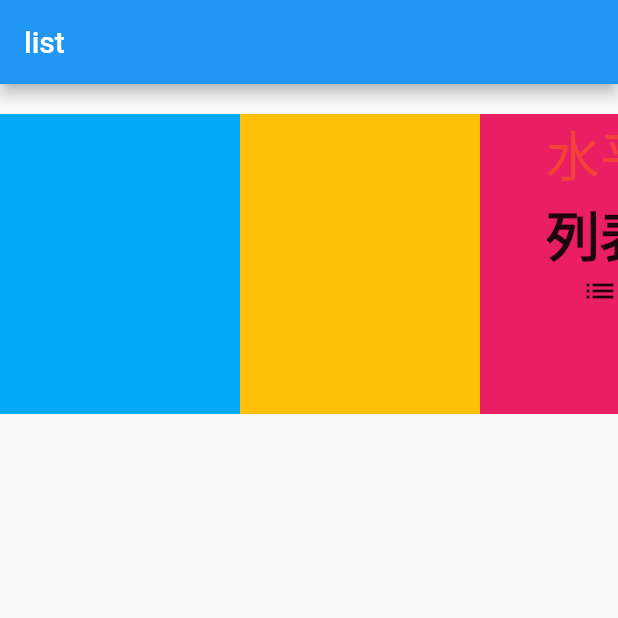
After one commit to GrayFrost/learn-flutter, a Flutter app: the screen it shows after launch, on a phone screen of 412 x 824 dp, the top half of it. The commit adds this screen. Run offline on Flutter 3.47's test engine with Material 2 defaults, Android fonts, the phone set to English and light mode, and no system bars.

Commit message:
learn listview widget

```diff
--- /dev/null
+++ b/lib/4_5_listview/listview_2.dart
@@ -0,0 +1,46 @@
+import 'package:flutter/material.dart';
+
+class ListViewDemo2 extends StatelessWidget {
+  @override
+  Widget build(BuildContext context) {
+    return Scaffold(
+      appBar: AppBar(
+        title: Text('list'),
+      ),
+      body: Container(
+        margin: EdgeInsets.symmetric(vertical: 20),
+        height: 200,
+        child: ListView(
+          scrollDirection: Axis.horizontal,
+          children: <Widget>[
+            Container(
+              width: 160,
+              color: Colors.lightBlue,
+            ),
+            Container(width: 160, color: Colors.amber),
+            Container(
+              width: 160,
+              color: Colors.pink,
+              child: Column(
+                children: <Widget>[
+                  Text(
+                    '水平',
+                    style: TextStyle(color: Colors.red, fontSize: 36),
+                  ),
+                  Text('列表',
+                      style:
+                          TextStyle(fontWeight: FontWeight.bold, fontSize: 36)),
+                  Icon(Icons.list)
+                ],
+              ),
+            ),
+            Container(
+              width: 160,
+              color: Colors.purple,
+            )
+          ],
+        ),
+      ),
+    );
+  }
+}
--- a/lib/main.dart
+++ b/lib/main.dart
@@ -1,5 +1,5 @@
 import 'package:flutter/material.dart';
-import 'package:learn_flutter/4_5_listview/listview.dart';
+import 'package:learn_flutter/4_5_listview/listview_2.dart';
 
 void main() => runApp(MyApp());
 
@@ -8,7 +8,7 @@ class MyApp extends StatelessWidget {
   Widget build(BuildContext context){
     return MaterialApp(
       title: 'Hello World',
-      home: ListViewDemo()
+      home: ListViewDemo2()
     );
   }
 }
```
